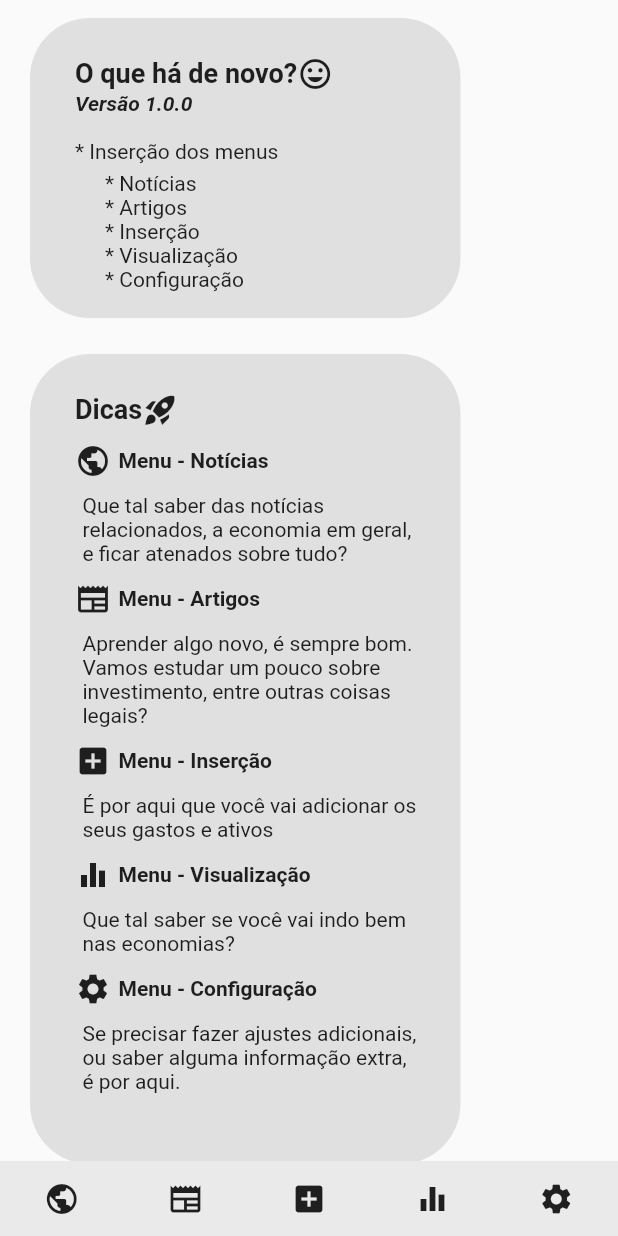
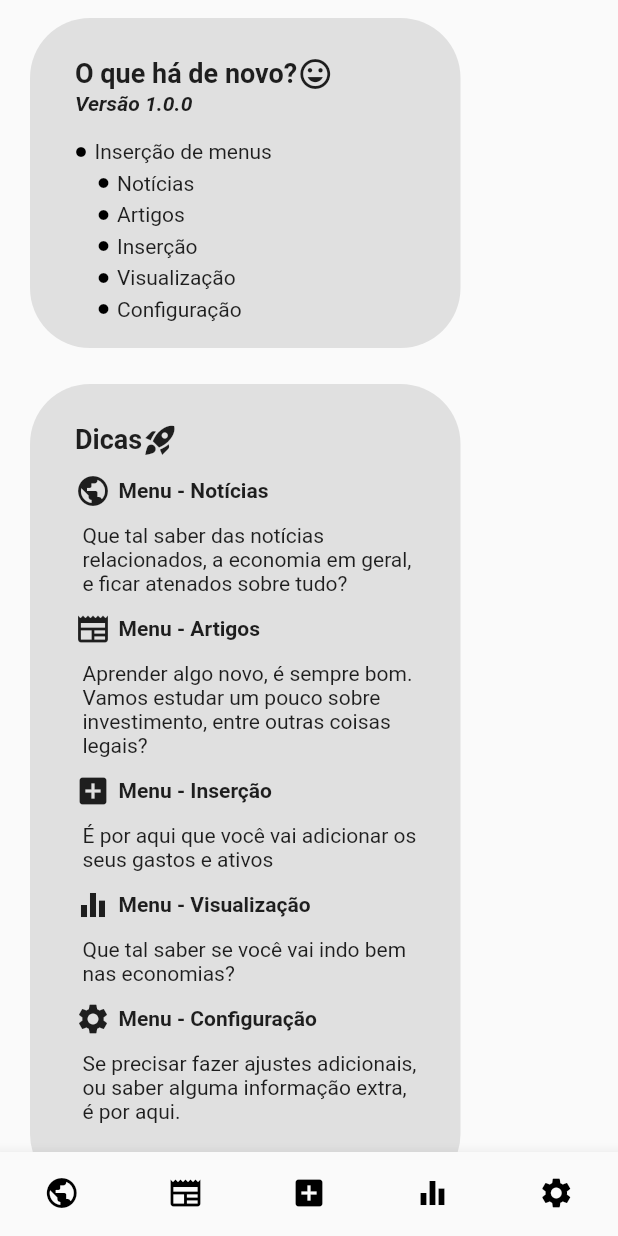
Before and after one commit to andrepixel/money_project, a Flutter app: the screen it shows after launch, on a phone screen of 412 x 824 dp. Run offline on Flutter 3.47's test engine with Material 2 defaults, Android fonts, the phone set to English and light mode, and no system bars; our stand-ins replace flutter_modular.

Commit message:
Finished flux of home menu

```diff
--- a/analysis_options.yaml
+++ b/analysis_options.yaml
@@ -22,6 +22,8 @@ linter:
   # `// ignore_for_file: name_of_lint` syntax on the line or in the file
   # producing the lint.
   rules:
+    prefer_const_constructors : false
+    prefer_const_literals_to_create_immutables: false
     # avoid_print: false  # Uncomment to disable the `avoid_print` rule
     # prefer_single_quotes: true  # Uncomment to enable the `prefer_single_quotes` rule
 
--- a/lib/app/home/home_page.dart
+++ b/lib/app/home/home_page.dart
@@ -1,5 +1,9 @@
 import 'package:flutter/material.dart';
-import 'package:flutter/rendering.dart';
+import 'package:flutter_modular/flutter_modular.dart';
+import 'package:money_project/app/home/widgets/bottom_navigation_bar_widget.dart';
+import 'package:money_project/app/home/widgets/sub_menu_text_tips_widget.dart';
+import 'package:money_project/app/home/widgets/text_title_update_widget.dart';
+import 'package:money_project/app/home/widgets/text_topic_update_widget.dart';
 
 class HomePage extends StatelessWidget {
   const HomePage({Key? key}) : super(key: key);
@@ -18,7 +22,7 @@ class HomePage extends StatelessWidget {
                 horizontal: 20,
               ),
               child: Container(
-                height: 200,
+                height: 220,
                 width: 287,
                 decoration: BoxDecoration(
                   color: Color(Colors.grey.shade300.value),
@@ -35,76 +39,29 @@ class HomePage extends StatelessWidget {
                   child: Column(
                     crossAxisAlignment: CrossAxisAlignment.start,
                     children: [
-                      Row(
-                        children: const [
-                          Text(
-                            "O que há de novo?",
-                            style: TextStyle(
-                              fontWeight: FontWeight.w600,
-                              fontSize: 18,
-                            ),
+                      TextTitleUpdateWidget(
+                        title: "O que há de novo?",
+                        subTitle: "Versão 1.0.0",
+                      ),
+                      Column(
+                        crossAxisAlignment: CrossAxisAlignment.start,
+                        children: [
+                          TextTopicUpdateWidget(
+                            topic: [
+                              ["Inserção de menus"],
+                            ],
+                            subTopic: [
+                              [
+                                "Notícias",
+                                "Artigos",
+                                "Inserção",
+                                "Visualização",
+                                "Configuração",
+                              ],
+                            ],
                           ),
-                          Icon(Icons.mood)
                         ],
                       ),
-                      const Text(
-                        "Versão 1.0.0",
-                        style: TextStyle(
-                          fontWeight: FontWeight.w600,
-                          fontSize: 14,
-                          fontStyle: FontStyle.italic,
-                        ),
-                      ),
-                      const Divider(
-                        color: Colors.transparent,
-                      ),
-                      const Text(
-                        "* Inserção dos menus",
-                        style: TextStyle(
-                          fontSize: 14,
-                        ),
-                      ),
-                      Padding(
-                        padding: const EdgeInsets.only(
-                          left: 20,
-                          top: 5,
-                        ),
-                        child: Column(
-                          crossAxisAlignment: CrossAxisAlignment.start,
-                          children: const [
-                            Text(
-                              "* Notícias",
-                              style: TextStyle(
-                                fontSize: 14,
-                              ),
-                            ),
-                            Text(
-                              "* Artigos",
-                              style: TextStyle(
-                                fontSize: 14,
-                              ),
-                            ),
-                            Text(
-                              "* Inserção",
-                              style: TextStyle(
-                                fontSize: 14,
-                              ),
-                            ),
-                            Text(
-                              "* Visualização",
-                              style: TextStyle(
-                                fontSize: 14,
-                              ),
-                            ),
-                            Text(
-                              "* Configuração",
-                              style: TextStyle(
-                                fontSize: 14,
-                              ),
-                            ),
-                          ],
-                        ),
-                      )
                     ],
                   ),
                 ),
@@ -142,34 +99,40 @@ class HomePage extends StatelessWidget {
                               fontSize: 18,
                             ),
                           ),
-                          Icon(Icons.rocket_launch)
+                          Icon(
+                            Icons.rocket_launch,
+                          )
                         ],
                       ),
-                      const SubMenuTextWidget(
+                      const SubMenuTextTipsWidget(
                         icon: Icons.public,
                         title: "Menu - Notícias",
                         text:
                             "Que tal saber das notícias relacionados, a economia em geral, e ficar atenados sobre tudo?",
                       ),
-                      const SubMenuTextWidget(
+                      const SubMenuTextTipsWidget(
                         icon: Icons.newspaper,
                         title: "Menu - Artigos",
-                        text: "Aprender algo novo, é sempre bom. Vamos estudar um pouco sobre investimento, entre outras coisas legais?",
+                        text:
+                            "Aprender algo novo, é sempre bom. Vamos estudar um pouco sobre investimento, entre outras coisas legais?",
                       ),
-                      const SubMenuTextWidget(
+                      const SubMenuTextTipsWidget(
                         icon: Icons.add_box,
                         title: "Menu - Inserção",
-                        text: "É por aqui que você vai adicionar os seus gastos e ativos",
+                        text:
+                            "É por aqui que você vai adicionar os seus gastos e ativos",
                       ),
-                      const SubMenuTextWidget(
+                      const SubMenuTextTipsWidget(
                         icon: Icons.equalizer,
                         title: "Menu - Visualização",
-                        text: "Que tal saber se você vai indo bem nas economias?",
+                        text:
+                            "Que tal saber se você vai indo bem nas economias?",
                       ),
-                      const SubMenuTextWidget(
+                      const SubMenuTextTipsWidget(
                         icon: Icons.settings,
                         title: "Menu - Configuração",
-                        text: "Se precisar fazer ajustes adicionais, ou saber alguma informação extra, é por aqui.",
+                        text:
+                            "Se precisar fazer ajustes adicionais, ou saber alguma informação extra, é por aqui.",
                       ),
                     ],
                   ),
@@ -179,67 +142,7 @@ class HomePage extends StatelessWidget {
           ],
         ),
       ),
-      bottomNavigationBar: NavigationBar(
-        height: 50,
-        labelBehavior: NavigationDestinationLabelBehavior.onlyShowSelected,
-        destinations: const [
-          Icon(Icons.public),
-          Icon(Icons.newspaper),
-          Icon(Icons.add_box),
-          Icon(Icons.equalizer),
-          Icon(Icons.settings),
-        ],
-      ),
+      bottomNavigationBar: BottomNavigationBarWidget(),
     );
   }
 }
-
-class SubMenuTextWidget extends StatelessWidget {
-  final IconData icon;
-  final String title;
-  final String text;
-
-  const SubMenuTextWidget({
-    Key? key,
-    required this.icon,
-    required this.title,
-    required this.text,
-  }) : super(key: key);
-
-  @override
-  Widget build(BuildContext context) {
-    return Padding(
-      padding: const EdgeInsets.only(top: 10),
-      child: Column(
-        children: [
-          Row(
-            children: [
-              Icon(
-                icon,
-              ),
-              Padding(
-                padding: const EdgeInsets.only(left: 5),
-                child: Text(
-                  title,
-                  style: const TextStyle(
-                    fontWeight: FontWeight.bold,
-                  ),
-                ),
-              )
-            ],
-          ),
-          Padding(
-            padding: const EdgeInsets.only(
-              top: 10,
-              right: 25,
-              left: 5,
-            ),
-            child: Text(
-              text,
-            ),
-          ),
-        ],
-      ),
-    );
-  }
-}
--- /dev/null
+++ b/lib/app/home/widgets/bottom_navigation_bar_widget.dart
@@ -0,0 +1,59 @@
+import 'package:flutter/material.dart';
+import 'package:flutter_modular/flutter_modular.dart';
+
+class BottomNavigationBarWidget extends StatelessWidget {
+  const BottomNavigationBarWidget({Key? key}) : super(key: key);
+
+  @override
+  Widget build(BuildContext context) {
+    return BottomNavigationBar(
+      unselectedItemColor: Colors.black,
+      selectedItemColor: Colors.black,
+      showSelectedLabels: false,
+      showUnselectedLabels: false,
+      type: BottomNavigationBarType.fixed,
+      items: [
+        BottomNavigationBarItem(
+          icon: GestureDetector(
+            onTap: () => Modular.to.navigate("/"),
+            child: Icon(Icons.public),
+          ),
+          label: 'Notícias',
+        ),
+        BottomNavigationBarItem(
+          icon: GestureDetector(
+            onTap: () => Modular.to.navigate("/"),
+            child: Icon(Icons.newspaper),
+          ),
+          label: 'Artigos',
+        ),
+        BottomNavigationBarItem(
+          icon: GestureDetector(
+            onTap: () => Modular.to.navigate("/"),
+            child: Icon(
+              Icons.add_box,
+            ),
+          ),
+          label: 'Inserção',
+          backgroundColor: Colors.black,
+        ),
+        BottomNavigationBarItem(
+          icon: GestureDetector(
+            onTap: () => Modular.to.navigate("/"),
+            child: Icon(Icons.equalizer),
+          ),
+          label: 'Visualização',
+          backgroundColor: Colors.black,
+        ),
+        BottomNavigationBarItem(
+          icon: GestureDetector(
+            onTap: () => Modular.to.navigate("/"),
+            child: Icon(Icons.settings),
+          ),
+          label: 'Configuração',
+          backgroundColor: Colors.black,
+        ),
+      ],
+    );
+  }
+}
--- /dev/null
+++ b/lib/app/home/widgets/sub_menu_text_tips_widget.dart
@@ -0,0 +1,51 @@
+import 'package:flutter/material.dart';
+
+class SubMenuTextTipsWidget extends StatelessWidget {
+  final IconData icon;
+  final String title;
+  final String text;
+
+  const SubMenuTextTipsWidget({
+    Key? key,
+    required this.icon,
+    required this.title,
+    required this.text,
+  }) : super(key: key);
+
+  @override
+  Widget build(BuildContext context) {
+    return Padding(
+      padding: const EdgeInsets.only(top: 10),
+      child: Column(
+        children: [
+          Row(
+            children: [
+              Icon(
+                icon,
+              ),
+              Padding(
+                padding: const EdgeInsets.only(left: 5),
+                child: Text(
+                  title,
+                  style: const TextStyle(
+                    fontWeight: FontWeight.bold,
+                  ),
+                ),
+              )
+            ],
+          ),
+          Padding(
+            padding: const EdgeInsets.only(
+              top: 10,
+              right: 25,
+              left: 5,
+            ),
+            child: Text(
+              text,
+            ),
+          ),
+        ],
+      ),
+    );
+  }
+}
--- /dev/null
+++ b/lib/app/home/widgets/text_title_update_widget.dart
@@ -0,0 +1,49 @@
+import 'package:flutter/material.dart';
+
+class TextTitleUpdateWidget extends StatelessWidget {
+  final String title;
+  final String subTitle;
+
+  const TextTitleUpdateWidget({
+    super.key,
+    required this.title,
+    required this.subTitle,
+  });
+
+  @override
+  Widget build(BuildContext context) {
+    return Column(
+      children: [
+        Row(
+          children: [
+            Text(
+              title,
+              style: TextStyle(
+                fontWeight: FontWeight.w600,
+                fontSize: 18,
+              ),
+            ),
+            Icon(Icons.mood)
+          ],
+        ),
+        Row(
+          crossAxisAlignment: CrossAxisAlignment.start,
+          mainAxisAlignment: MainAxisAlignment.start,
+          children: [
+            Text(
+              subTitle,
+              style: TextStyle(
+                fontWeight: FontWeight.w600,
+                fontSize: 14,
+                fontStyle: FontStyle.italic,
+              ),
+            ),
+          ],
+        ),
+        const Divider(
+          color: Colors.transparent,
+        ),
+      ],
+    );
+  }
+}
--- /dev/null
+++ b/lib/app/home/widgets/text_topic_update_widget.dart
@@ -0,0 +1,86 @@
+import 'package:flutter/material.dart';
+
+class TextTopicUpdateWidget extends StatelessWidget {
+  final List<List> topic;
+  final List<List> subTopic;
+
+  const TextTopicUpdateWidget({
+    super.key,
+    required this.topic,
+    required this.subTopic,
+  });
+
+  @override
+  Widget build(BuildContext context) {
+    return ListView.builder(
+      scrollDirection: Axis.vertical,
+      shrinkWrap: true,
+      itemCount: topic.length,
+      itemBuilder: ((context, index) {
+        return Column(
+          crossAxisAlignment: CrossAxisAlignment.start,
+          children: [
+            Padding(
+              padding: const EdgeInsets.only(
+                bottom: 5,
+              ),
+              child: Row(
+                children: [
+                  Icon(
+                    Icons.circle,
+                    size: 8,
+                    color: Colors.black,
+                  ),
+                  Padding(
+                    padding: const EdgeInsets.only(
+                      left: 5,
+                    ),
+                    child: Text(
+                      topic[index].first,
+                      style: TextStyle(
+                        fontSize: 14,
+                      ),
+                    ),
+                  ),
+                ],
+              ),
+            ),
+            ListView.builder(
+              scrollDirection: Axis.vertical,
+              shrinkWrap: true,
+              itemCount: subTopic[index].length,
+              itemBuilder: ((context, index2) {
+                return Padding(
+                  padding: const EdgeInsets.only(
+                    left: 15,
+                    bottom: 5,
+                  ),
+                  child: Row(
+                    children: [
+                      Icon(
+                        Icons.circle,
+                        size: 8,
+                        color: Colors.black,
+                      ),
+                      Padding(
+                        padding: const EdgeInsets.only(
+                          left: 5,
+                        ),
+                        child: Text(
+                          subTopic[index][index2],
+                          style: TextStyle(
+                            fontSize: 14,
+                          ),
+                        ),
+                      ),
+                    ],
+                  ),
+                );
+              }),
+            ),
+          ],
+        );
+      }),
+    );
+  }
+}
--- a/lib/app_widget.dart
+++ b/lib/app_widget.dart
@@ -8,7 +8,7 @@ class AppWidget extends StatelessWidget {
   Widget build(BuildContext context){
     return MaterialApp.router(
       title: 'My Smart App',
-      theme: ThemeData(primarySwatch: Colors.blue),
+      theme: ThemeData(primaryColor:Colors.blue ),
       routeInformationParser: Modular.routeInformationParser,
       routerDelegate: Modular.routerDelegate,
     ); //added by extension
```
